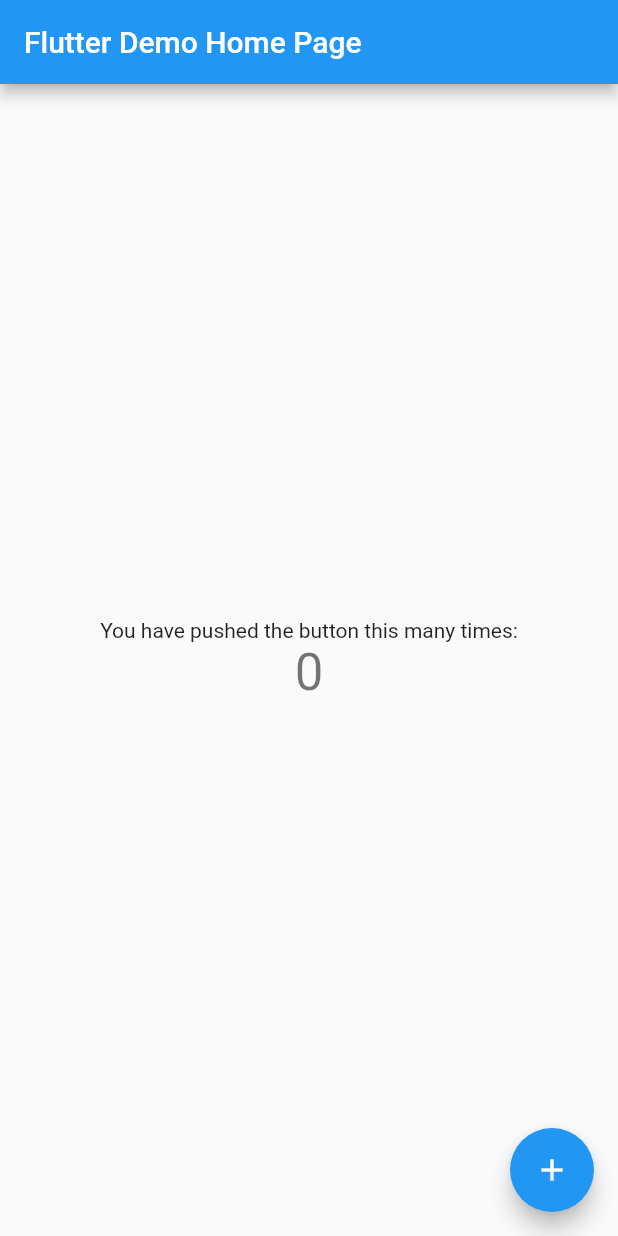
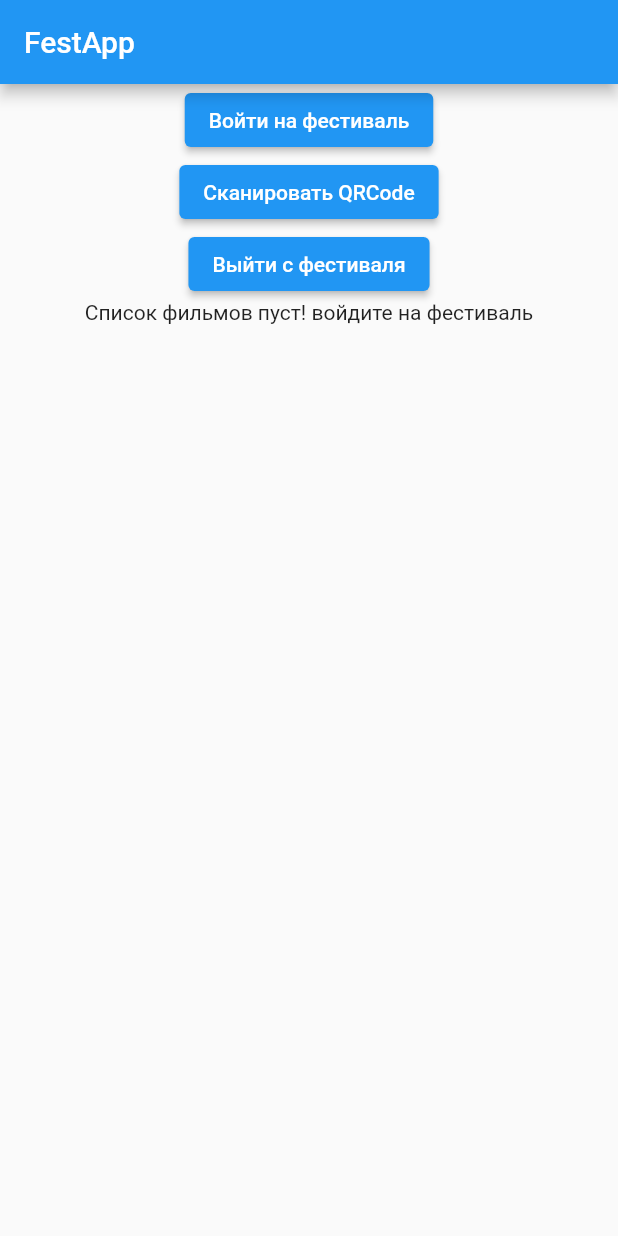
Before and after one commit to tropichevpavel/festapp_flutter, a Flutter app: the screen it shows after launch, on a phone screen of 412 x 824 dp. Run offline on Flutter 3.47's test engine with Material 2 defaults, Android fonts, the phone set to English and light mode, and no system bars; our stand-ins replace shared_preferences, sqflite; missing offline and left inert: qr_code_scanner; accounts and stored records are empty.

```diff
--- /dev/null
+++ b/lib/core.dart
@@ -0,0 +1,32 @@
+
+import 'dart:io';
+
+import 'package:archive/archive_io.dart';
+import 'package:shared_preferences/shared_preferences.dart';
+
+import 'package:fest_app/utils/db.dart';
+import 'entities/Film.dart';
+
+
+abstract class core {
+	static SharedPreferences? sp;
+
+	static initSP () async {
+		sp ??= await SharedPreferences.getInstance();
+		sp!.setInt('lastUpdate', sp!.getInt('lastUpdate') ?? 1);
+	}
+
+	static void enterOnFest(String festID) {
+
+	}
+
+	static unzip(File file, String folder) async => await extractFileToDisk(file.path, folder);
+
+	static getFilms() async => convertData(await db.getFilms(), (j) => Film.fromJSON(j)).cast<Film>();
+
+	static List<dynamic> convertData (List<dynamic> data, Function convert) {
+		List<dynamic> convertData = [];
+		for (var row in data) { convertData.add(convert(row)); }
+		return convertData;
+	}
+}
--- /dev/null
+++ b/lib/entities/Film.dart
@@ -0,0 +1,22 @@
+
+class Film {
+	int id;
+	String name, img, desc;
+
+	Film(this.id, this.name, this.img, this.desc);
+
+	Film.fromJSON (Map<String, dynamic> json) :
+			id = json['id'],
+			name = json['name'],
+			img = json['img'],
+			desc = json['desc'];
+
+	// @override
+	// String toJSON() => '{"name":"$name", "phone":$phone, "adress":"$adress"}';
+	//
+	// @override
+	// toMapDB() => {'agentName': name, 'agentPhone': phone, 'agentAdress': adress};
+
+	@override
+	String toString() => '{"id":$id, "name":"$name"}';
+}
--- a/lib/main.dart
+++ b/lib/main.dart
@@ -1,115 +1,30 @@
+
+import 'package:fest_app/pages/qrcodePage.dart';
 import 'package:flutter/material.dart';
 
-void main() {
-  runApp(const MyApp());
-}
+import 'pages/mainPage.dart';
+
+void main() => runApp(const MyApp());
 
 class MyApp extends StatelessWidget {
-  const MyApp({Key? key}) : super(key: key);
+	const MyApp({Key? key}) : super(key: key);
 
-  // This widget is the root of your application.
-  @override
-  Widget build(BuildContext context) {
-    return MaterialApp(
-      title: 'Flutter Demo',
-      theme: ThemeData(
-        // This is the theme of your application.
-        //
-        // Try running your application with "flutter run". You'll see the
-        // application has a blue toolbar. Then, without quitting the app, try
-        // changing the primarySwatch below to Colors.green and then invoke
-        // "hot reload" (press "r" in the console where you ran "flutter run",
-        // or simply save your changes to "hot reload" in a Flutter IDE).
-        // Notice that the counter didn't reset back to zero; the application
-        // is not restarted.
-        primarySwatch: Colors.blue,
-      ),
-      home: const MyHomePage(title: 'Flutter Demo Home Page'),
-    );
-  }
+	@override
+	Widget build(BuildContext context) =>
+		MaterialApp(
+			routes: {
+				'/': (BuildContext context) => const MainPage(),
+				'/qr': (BuildContext context) => const QRCodePage(),
+			},
+			onGenerateRoute: (routeSettings) {
+				var path = routeSettings.name!.split('/');
+
+				// if (path[1] == "docs") {
+				// 	return MaterialPageRoute(
+				// 		builder: (context) => DocPage(int.parse(path[2])),
+				// 		settings: routeSettings,
+				// 	);
+				// }
+			},
+		);
 }
-
-class MyHomePage extends StatefulWidget {
-  const MyHomePage({Key? key, required this.title}) : super(key: key);
-
-  // This widget is the home page of your application. It is stateful, meaning
-  // that it has a State object (defined below) that contains fields that affect
-  // how it looks.
-
-  // This class is the configuration for the state. It holds the values (in this
-  // case the title) provided by the parent (in this case the App widget) and
-  // used by the build method of the State. Fields in a Widget subclass are
-  // always marked "final".
-
-  final String title;
-
-  @override
-  State<MyHomePage> createState() => _MyHomePageState();
-}
-
-class _MyHomePageState extends State<MyHomePage> {
-  int _counter = 0;
-
-  void _incrementCounter() {
-    setState(() {
-      // This call to setState tells the Flutter framework that something has
-      // changed in this State, which causes it to rerun the build method below
-      // so that the display can reflect the updated values. If we changed
-      // _counter without calling setState(), then the build method would not be
-      // called again, and so nothing would appear to happen.
-      _counter++;
-    });
-  }
-
-  @override
-  Widget build(BuildContext context) {
-    // This method is rerun every time setState is called, for instance as done
-    // by the _incrementCounter method above.
-    //
-    // The Flutter framework has been optimized to make rerunning build methods
-    // fast, so that you can just rebuild anything that needs updating rather
-    // than having to individually change instances of widgets.
-    return Scaffold(
-      appBar: AppBar(
-        // Here we take the value from the MyHomePage object that was created by
-        // the App.build method, and use it to set our appbar title.
-        title: Text(widget.title),
-      ),
-      body: Center(
-        // Center is a layout widget. It takes a single child and positions it
-        // in the middle of the parent.
-        child: Column(
-          // Column is also a layout widget. It takes a list of children and
-          // arranges them vertically. By default, it sizes itself to fit its
-          // children horizontally, and tries to be as tall as its parent.
-          //
-          // Invoke "debug painting" (press "p" in the console, choose the
-          // "Toggle Debug Paint" action from the Flutter Inspector in Android
-          // Studio, or the "Toggle Debug Paint" command in Visual Studio Code)
-          // to see the wireframe for each widget.
-          //
-          // Column has various properties to control how it sizes itself and
-          // how it positions its children. Here we use mainAxisAlignment to
-          // center the children vertically; the main axis here is the vertical
-          // axis because Columns are vertical (the cross axis would be
-          // horizontal).
-          mainAxisAlignment: MainAxisAlignment.center,
-          children: <Widget>[
-            const Text(
-              'You have pushed the button this many times:',
-            ),
-            Text(
-              '$_counter',
-              style: Theme.of(context).textTheme.headline4,
-            ),
-          ],
-        ),
-      ),
-      floatingActionButton: FloatingActionButton(
-        onPressed: _incrementCounter,
-        tooltip: 'Increment',
-        child: const Icon(Icons.add),
-      ), // This trailing comma makes auto-formatting nicer for build methods.
-    );
-  }
-}
--- /dev/null
+++ b/lib/pages/mainPage.dart
@@ -0,0 +1,99 @@
+
+import 'dart:async';
+import 'dart:io';
+
+import 'package:fest_app/entities/Film.dart';
+import 'package:flutter/material.dart';
+import 'package:path_provider/path_provider.dart';
+
+import 'package:fest_app/utils/api.dart';
+import 'package:fest_app/core.dart';
+import 'package:fest_app/utils/db.dart';
+
+import 'package:path/path.dart' as path;
+
+class MainPage extends StatefulWidget {
+	const MainPage({Key? key}) : super(key: key);
+
+	@override
+	_MainPageState createState() => _MainPageState();
+}
+
+class _MainPageState extends State<MainPage> {
+
+	List<Film> films = [];
+	String loadBtn = 'Войти на фестиваль';
+	String appDir = '';
+
+	@override
+	Widget build(BuildContext context) =>
+		Scaffold(
+			appBar: AppBar(title: Text('FestApp')),
+			body: Column(
+				children: [
+					ElevatedButton(onPressed: () => _startLoadZIP(), child: Text(loadBtn)),
+					ElevatedButton(onPressed: () => Navigator.pushNamed(context, '/qr'), child: Text('Сканировать QRCode')),
+					ElevatedButton(onPressed: () => _removeFestFile() , child: Text('Выйти с фестиваля')),
+					Visibility(
+						visible: films.isEmpty,
+						child: const Text('Список фильмов пуст! войдите на фестиваль')
+					),
+					Expanded(
+						child: ListView.builder(
+							itemCount: films.length,
+							itemBuilder: (c, i) => ListTile(
+								leading: appDir.isEmpty ? null : Image.file(File(path.join(appDir, 'data', 'suzdal2022', 'img', 'films', '${films[i].img}_preview.jpg'))),
+								title: Text(films[i].name),
+							)))
+				]
+			)
+		);
+
+	void _startLoadZIP() async {
+		appDir = (await getApplicationDocumentsDirectory()).path;
+		String festDir = path.join(appDir, 'data', 'suzdal2022');
+		String dbPath = path.join(festDir, 'app.db');
+
+		if (await File(dbPath).exists()) {
+			debugPrint('${await File(dbPath).length()}');
+			db.init(dbPath);
+
+
+
+			films = await core.getFilms();
+		} else {
+			setState(() { loadBtn = 'Загрузка...'; });
+
+			int i = 1;
+
+			Timer t = Timer.periodic(Duration(milliseconds: 500), (timer) {
+				setState(() { loadBtn = 'Загрузка${i % 3 == 0 ? '...' : i % 2 == 0 ? '..' : '.'}'; i++;});
+			});
+
+
+			File? file = await api.getFestivalZIP();
+
+			t.cancel();
+
+			if (file == null)
+				loadBtn = 'Ошибка при загрузке!';
+			else {
+				loadBtn = 'Получилось!  размер - ${await file.length()}';
+				await core.unzip(file, festDir);
+
+				db.init(dbPath);
+
+				films = await core.getFilms();
+			}
+		}
+
+		setState(() {});
+	}
+
+	void _removeFestFile() async {
+		await Directory(path.join(appDir, 'data', 'suzdal2022')).delete(recursive: true);
+		loadBtn = 'Войти на фестиваль';
+		films = [];
+		setState(() {});
+	}
+}
--- /dev/null
+++ b/lib/utils/db.dart
@@ -0,0 +1,74 @@
+
+import 'dart:async';
+import 'dart:io' as io;
+
+import 'package:flutter/services.dart';
+// import 'package:milk/entities/Model.dart';
+import 'package:path/path.dart' as path;
+import 'package:path_provider/path_provider.dart';
+import 'package:sqflite/sqflite.dart';
+
+import 'DateTimeExt.dart';
+
+// ignore: camel_case_types
+abstract class db {
+
+	static Database? _db;
+
+	static int get _version => 1;
+	static bool get isNull => _db == null;
+
+	static const String _dbName = 'app.db';
+
+	static void init(String dbPath) async {
+		if (_db != null) { return; }
+
+		//io.Directory appDict = await getApplicationDocumentsDirectory();
+
+		// String dbPath = path.join(appDict.path, 'data', festID, _dbName);
+		//
+		// if (!await io.File(dbPath).exists()) {
+		// 	ByteData data = await rootBundle.load(path.join('assets', _dbName));
+		// 	List<int> bytes = data.buffer.asInt8List(data.offsetInBytes, data.lengthInBytes);
+		// 	await io.File(dbPath).writeAsBytes(bytes);
+		// }
+
+		_db = await openDatabase(dbPath, version: _version);
+	}
+
+	static Future<List<Map<String, dynamic>>> get(String sql) async => await _db!.rawQuery(sql);
+
+	// static Future<int> insert (Model model) async => await _db!.insert(model.table, model.toMapDB());
+	// static Future<int> update (Model model) async => await _db!.update(model.table, model.toMapDB(), where: '${model.pk} = ?', whereArgs: [model.id]);
+	// static Future<int> delete (Model model) async => await _db!.delete(model.table, where: '${model.pk} = ?', whereArgs: [model.id]);
+
+	static sync(Map<String, dynamic> data) {
+		data.forEach((table, rows) async {
+			for (var row in (rows as List<dynamic>)) {
+				if (row.length > 1) {
+					String sql = '';
+					String sqlV = '';
+					List<dynamic> values = [];
+
+					row.forEach((field, value) {
+						sql += ' $field,';
+
+						sqlV += value != null ? ' ?,' : ' NULL,';
+						if (value != null) values.add(value);
+					});
+
+					sql = sql.substring(0, sql.length - 1);
+					sqlV = sqlV.substring(0, sqlV.length - 1);
+
+					await _db!.rawQuery('INSERT OR REPLACE INTO $table($sql) VALUES($sqlV);', values);
+
+				} else if (row.length == 1) {
+					await _db!.rawQuery('DELETE FROM $table WHERE ${row.keys.elementAt(0)} = ?;', [row.values.elementAt(0)]);
+				}
+			}
+		});
+	}
+
+	static getFilms() => get('SELECT filmID id, filmName name, ffImage img, filmDescription `desc` FROM films JOIN filmFrames ON filmID = filmIDfk;');
+	// static getFilms() => get('SELECT name FROM sqlite_schema;');
+}
```
Also changed, not shown: lib/components/ModalLoader.dart (added, +28 -0 lines), lib/pages/qrcodePage.dart (added, +78 -0 lines), lib/utils/DateTimeExt.dart (added, +25 -0 lines), lib/utils/api.dart (added, +61 -0 lines), pubspec.yaml (+11 -68 lines), pubspec.lock, 3 other files.
